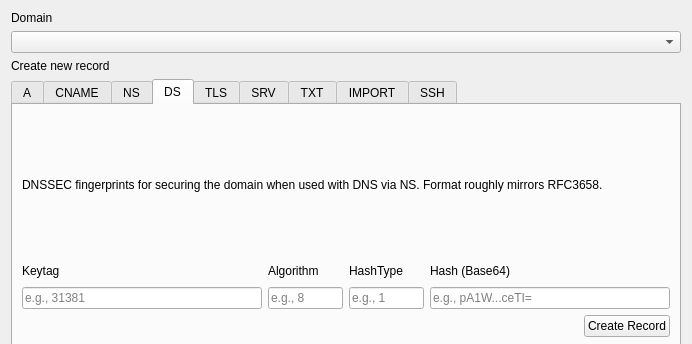
Above: electrum_nmc/electrum/gui/qt/forms/dnsdialog.ui from spaceexpanse/electrum-chi before the change; both pictures show x 0 to 692 and y 0 to 344 of the 692 by 635 pixel window. Below: the same form after it.
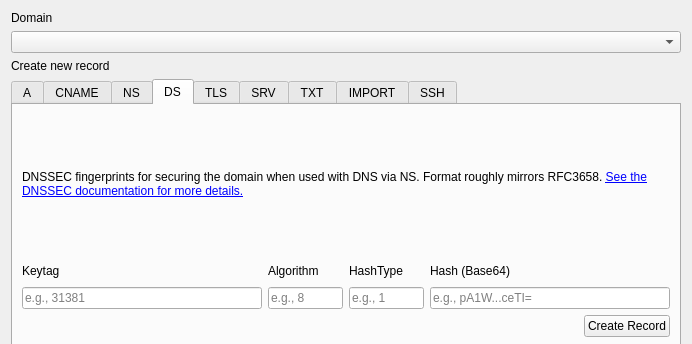
That is the form after the change. The open tabs and pages were chosen to show the change. Custom widgets are drawn as their Qt base class.

Commit message: Namecoin: Link to DNSSEC docs

```diff
--- a/electrum_nmc/electrum/gui/qt/forms/dnsdialog.ui
+++ b/electrum_nmc/electrum/gui/qt/forms/dnsdialog.ui
@@ -461,7 +461,10 @@
        <item>
         <widget class="QLabel" name="labelDSDesc">
          <property name="text">
-          <string>DNSSEC fingerprints for securing the domain when used with DNS via NS. Format roughly mirrors RFC3658. </string>
+          <string>DNSSEC fingerprints for securing the domain when used with DNS via NS. Format roughly mirrors RFC3658.  &lt;a href="https://www.namecoin.org/docs/name-owners/dnssec/"&gt;See the DNSSEC documentation for more details.&lt;/a&gt;</string>
+         </property>
+         <property name="openExternalLinks">
+          <bool>true</bool>
          </property>
          <property name="wordWrap">
           <bool>true</bool>
```
